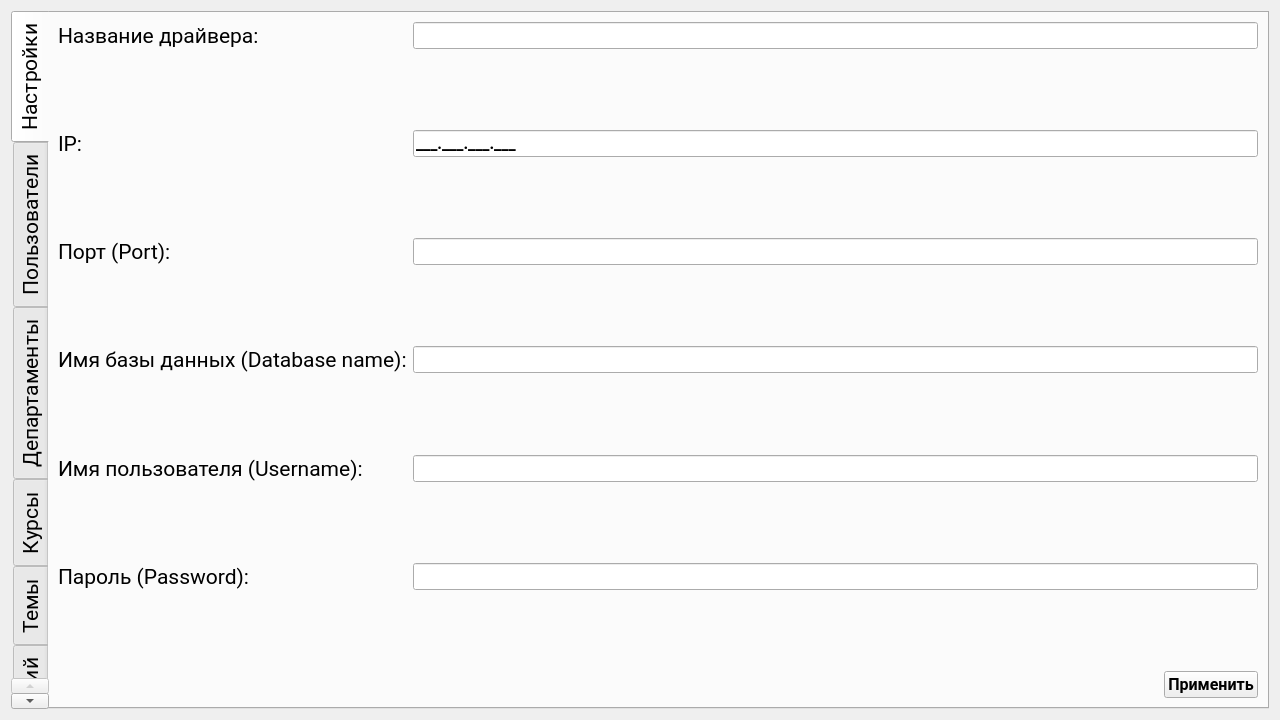
Old version of the form adminwin.ui in the repository Rayzedan/SystemControlStudent.
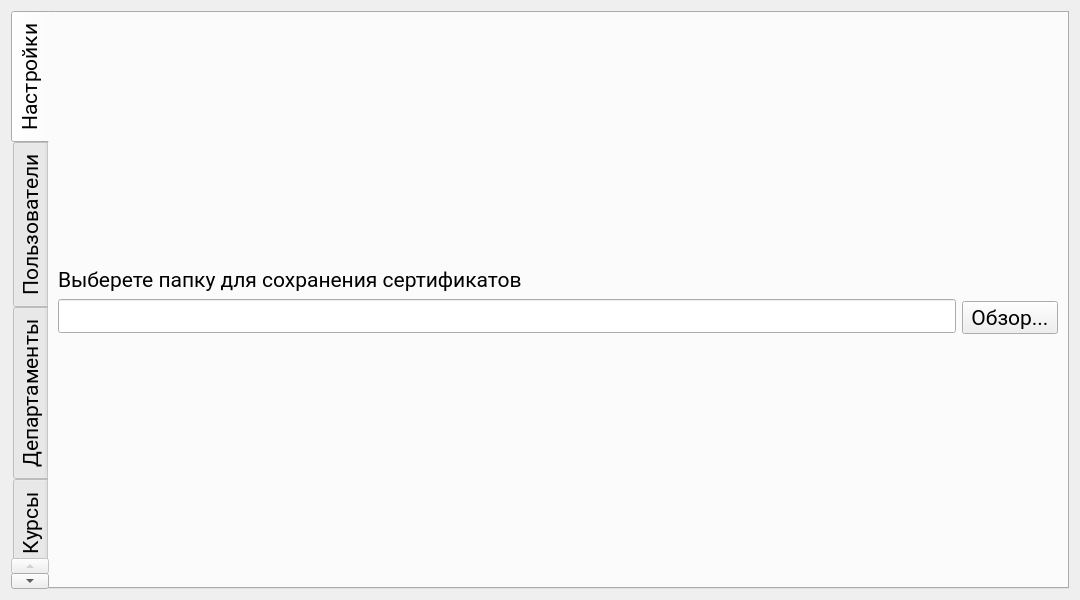
New version of the form. The open tabs and pages were chosen to show the change. Custom widgets are drawn as their Qt base class.

Commit message: добавил настройку сохранения пути, допилил обновление данных в панельке админа

```diff
--- a/adminwin.ui
+++ b/adminwin.ui
@@ -6,14 +6,20 @@
    <rect>
     <x>0</x>
     <y>0</y>
-    <width>1280</width>
-    <height>720</height>
+    <width>1080</width>
+    <height>600</height>
    </rect>
   </property>
   <property name="minimumSize">
    <size>
     <width>1080</width>
-    <height>720</height>
+    <height>600</height>
+   </size>
+  </property>
+  <property name="maximumSize">
+   <size>
+    <width>1080</width>
+    <height>600</height>
    </size>
   </property>
   <property name="font">
@@ -53,83 +59,12 @@
       <attribute name="title">
        <string>Настройки</string>
       </attribute>
-      <layout class="QVBoxLayout" name="verticalLayout">
+      <layout class="QVBoxLayout" name="verticalLayout_19">
        <item>
-        <layout class="QFormLayout" name="formLayout">
-         <item row="0" column="0">
-          <widget class="QLabel" name="label_5">
-           <property name="font">
-            <font>
-             <family>Roboto</family>
-             <pointsize>16</pointsize>
-             <bold>false</bold>
-            </font>
-           </property>
-           <property name="text">
-            <string>Название драйвера:</string>
-           </property>
-          </widget>
-         </item>
-         <item row="0" column="1">
-          <widget class="QLineEdit" name="lineEdit_5">
-           <property name="font">
-            <font>
-             <family>Roboto</family>
-             <pointsize>12</pointsize>
-             <bold>true</bold>
-             <underline>false</underline>
-             <strikeout>false</strikeout>
-            </font>
-           </property>
-           <property name="inputMask">
-            <string/>
-           </property>
-          </widget>
-         </item>
-         <item row="1" column="1">
-          <spacer name="verticalSpacer_6">
-           <property name="orientation">
-            <enum>Qt::Vertical</enum>
-           </property>
-           <property name="sizeHint" stdset="0">
-            <size>
-             <width>20</width>
-             <height>40</height>
-            </size>
-           </property>
-          </spacer>
-         </item>
-         <item row="2" column="0">
-          <widget class="QLabel" name="label">
-           <property name="font">
-            <font>
-             <family>Roboto</family>
-             <pointsize>16</pointsize>
-             <bold>false</bold>
-            </font>
-           </property>
-           <property name="text">
-            <string>IP:</string>
-           </property>
-          </widget>
-         </item>
-         <item row="2" column="1">
-          <widget class="QLineEdit" name="lineEdit">
-           <property name="font">
-            <font>
-             <family>Roboto</family>
-             <pointsize>12</pointsize>
-             <bold>true</bold>
-             <underline>false</underline>
-             <strikeout>false</strikeout>
-            </font>
-           </property>
-           <property name="inputMask">
-            <string>000.000.000.000;_</string>
-           </property>
-          </widget>
-         </item>
-         <item row="3" column="1">
+        <layout class="QHBoxLayout" name="horizontalLayout_9">
+         <item>
+          <layout class="QVBoxLayout" name="verticalLayout_11">
+           <item>
           <spacer name="verticalSpacer">
            <property name="orientation">
             <enum>Qt::Vertical</enum>
@@ -142,34 +77,17 @@
            </property>
           </spacer>
          </item>
-         <item row="4" column="0">
-          <widget class="QLabel" name="label_2">
-           <property name="font">
-            <font>
-             <family>Roboto</family>
-             <pointsize>16</pointsize>
-             <bold>false</bold>
-            </font>
-           </property>
+           <item>
+            <widget class="QLabel" name="label">
            <property name="text">
-            <string>Порт (Port):</string>
+              <string>Выберете папку для сохранения сертификатов</string>
            </property>
           </widget>
          </item>
-         <item row="4" column="1">
-          <widget class="QLineEdit" name="lineEdit_2">
-           <property name="font">
-            <font>
-             <family>Roboto</family>
-             <pointsize>12</pointsize>
-             <bold>true</bold>
-             <underline>false</underline>
-             <strikeout>false</strikeout>
-            </font>
-           </property>
-          </widget>
-         </item>
-         <item row="5" column="1">
+           <item>
+            <widget class="QLineEdit" name="lineEdit"/>
+           </item>
+           <item>
           <spacer name="verticalSpacer_2">
            <property name="orientation">
             <enum>Qt::Vertical</enum>
@@ -177,120 +95,40 @@
            <property name="sizeHint" stdset="0">
             <size>
              <width>20</width>
-             <height>40</height>
+               <height>64</height>
             </size>
            </property>
           </spacer>
          </item>
-         <item row="6" column="0">
-          <widget class="QLabel" name="label_6">
-           <property name="font">
-            <font>
-             <family>Roboto</family>
-             <pointsize>16</pointsize>
-             <bold>false</bold>
-            </font>
-           </property>
-           <property name="text">
-            <string>Имя базы данных (Database name):</string>
-           </property>
-          </widget>
+          </layout>
          </item>
-         <item row="6" column="1">
-          <widget class="QLineEdit" name="lineEdit_6">
-           <property name="font">
-            <font>
-             <family>Roboto</family>
-             <pointsize>12</pointsize>
-             <bold>true</bold>
-             <underline>false</underline>
-             <strikeout>false</strikeout>
-            </font>
-           </property>
-          </widget>
-         </item>
-         <item row="7" column="1">
-          <spacer name="verticalSpacer_4">
-           <property name="orientation">
-            <enum>Qt::Vertical</enum>
-           </property>
-           <property name="sizeHint" stdset="0">
-            <size>
-             <width>20</width>
-             <height>40</height>
-            </size>
-           </property>
-          </spacer>
-         </item>
-         <item row="8" column="0">
-          <widget class="QLabel" name="label_3">
-           <property name="font">
-            <font>
-             <family>Roboto</family>
-             <pointsize>16</pointsize>
-             <bold>false</bold>
-            </font>
-           </property>
-           <property name="text">
-            <string>Имя пользователя (Username):</string>
-           </property>
-          </widget>
-         </item>
-         <item row="8" column="1">
-          <widget class="QLineEdit" name="lineEdit_3">
-           <property name="font">
-            <font>
-             <family>Roboto</family>
-             <pointsize>12</pointsize>
-             <bold>true</bold>
-             <underline>false</underline>
-             <strikeout>false</strikeout>
-            </font>
-           </property>
-          </widget>
-         </item>
-         <item row="9" column="1">
+         <item>
+          <layout class="QVBoxLayout" name="verticalLayout">
+           <item>
           <spacer name="verticalSpacer_3">
            <property name="orientation">
             <enum>Qt::Vertical</enum>
            </property>
+             <property name="sizeType">
+              <enum>QSizePolicy::Expanding</enum>
+             </property>
            <property name="sizeHint" stdset="0">
             <size>
              <width>20</width>
-             <height>40</height>
+               <height>279</height>
             </size>
            </property>
           </spacer>
          </item>
-         <item row="10" column="0">
-          <widget class="QLabel" name="label_4">
-           <property name="font">
-            <font>
-             <family>Roboto</family>
-             <pointsize>16</pointsize>
-             <bold>false</bold>
-            </font>
-           </property>
+           <item>
+            <widget class="QToolButton" name="toolButton">
            <property name="text">
-            <string>Пароль (Password):</string>
+              <string>Обзор...</string>
            </property>
           </widget>
          </item>
-         <item row="10" column="1">
-          <widget class="QLineEdit" name="lineEdit_4">
-           <property name="font">
-            <font>
-             <family>Roboto</family>
-             <pointsize>12</pointsize>
-             <bold>true</bold>
-             <underline>false</underline>
-             <strikeout>false</strikeout>
-            </font>
-           </property>
-          </widget>
-         </item>
-         <item row="11" column="1">
-          <spacer name="verticalSpacer_5">
+           <item>
+            <spacer name="verticalSpacer_4">
            <property name="orientation">
             <enum>Qt::Vertical</enum>
            </property>
@@ -303,37 +141,6 @@
           </spacer>
          </item>
         </layout>
-       </item>
-       <item>
-        <layout class="QHBoxLayout" name="horizontalLayout_10">
-         <item>
-          <spacer name="horizontalSpacer_10">
-           <property name="orientation">
-            <enum>Qt::Horizontal</enum>
-           </property>
-           <property name="sizeHint" stdset="0">
-            <size>
-             <width>40</width>
-             <height>20</height>
-            </size>
-           </property>
-          </spacer>
-         </item>
-         <item>
-          <widget class="QPushButton" name="pushButton_6">
-           <property name="font">
-            <font>
-             <family>Roboto</family>
-             <pointsize>12</pointsize>
-             <bold>true</bold>
-             <underline>false</underline>
-             <strikeout>false</strikeout>
-            </font>
-           </property>
-           <property name="text">
-            <string>Применить</string>
-           </property>
-          </widget>
          </item>
         </layout>
        </item>
```
Left out of the diff: 2 changed lines with no effect on the pictures. Lines whose indentation alone changed are shown as unchanged. The commit also changes 8 other files.
